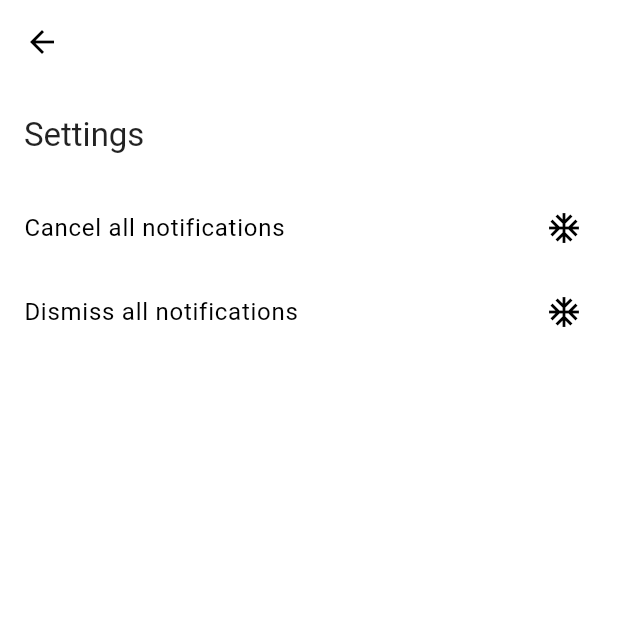
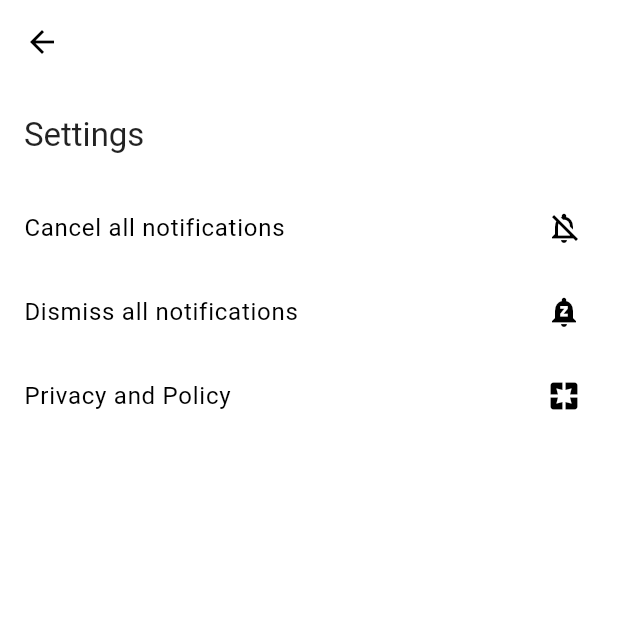
Before and after one commit to anasfik/ayati, a Flutter app: the HomeView screen opened directly, after a tap on the "settings" icon, on a phone screen of 412 x 824 dp, the top half of it. Run offline on Flutter 3.47's test engine with Material 2 defaults, Android fonts, the phone set to English and light mode, and no system bars; our stand-ins replace awesome_notifications, bloc, equatable, flutter_bloc, google_fonts, hive and 1 more; accounts and stored records are empty; Roboto replaces fonts that are missing (Amiri).

```diff
--- a/lib/data/local/base/base.dart
+++ b/lib/data/local/base/base.dart
@@ -6,6 +6,9 @@ abstract class LocalDatabaseBase {
   Future<void> init({
     required bool clearOn,
   });
+  String get ayatBoxName;
+  String get surahBoxName;
+
   Future save(String key, Surah value);
   Future saveSurah(String key, Surah value);
   dynamic get(String key);
--- a/lib/data/models/ayah.dart
+++ b/lib/data/models/ayah.dart
@@ -81,6 +81,6 @@ class Ayah extends Equatable {
       ];
 
   String customNotificationText() {
-    return '${numberInSurah.toString()} of 6236 in the Quran, Hizb $hizbQuarter';
+    return '${number.toString()} of 6236 in the Quran, Hizb $hizbQuarter';
   }
 }
--- a/lib/data/models/setting_item.dart
+++ b/lib/data/models/setting_item.dart
@@ -7,8 +7,8 @@ class SettingItem extends Equatable {
   final IconData icon;
   final String title;
   final VoidCallback onTap;
-  final String successText;
-  final String errorText;
+  final String? successText;
+  final String? errorText;
 
   const SettingItem({
     required this.icon,
--- a/lib/logic/cubit/settings_cubit.dart
+++ b/lib/logic/cubit/settings_cubit.dart
@@ -5,30 +5,42 @@ import 'package:flutter/material.dart';
 
 import '../../data/models/setting_item.dart';
 import '../../utils/notifications.dart';
+import '../../utils/strings.dart';
 
 part 'settings_state.dart';
 
 class SettingsCubit extends Cubit<SettingsState> {
-  List<SettingItem> get settingsItems => [
+  List<SettingItem> settingsItems({
+    required VoidCallback onPrivacyPolicyTap,
+  }) {
+    return [
       SettingItem(
-          icon: Icons.ac_unit,
-          title: "Cancel all notifications",
+        icon: Icons.notifications_off_outlined,
+        title: AppStrings.cancelAllNotifications,
         onTap: () {
           NotificationController.cancelService();
         },
-          successText: "",
-          errorText: "",
+        successText: AppStrings.cancelAllNotificationsSuccess,
+        errorText: AppStrings.cancelAllNotificationsError,
       ),
       SettingItem(
-          icon: Icons.ac_unit,
-          title: "Dismiss all notifications",
+        icon: Icons.notifications_paused,
+        title: AppStrings.dismissAllNotifications,
         onTap: () {
           NotificationController.dismissAllNotification();
         },
-          successText: "",
-          errorText: "",
+        successText: AppStrings.dismissAllNotificationsSuccess,
+        errorText: AppStrings.dismissAllNotificationsError,
+      ),
+      SettingItem(
+        icon: Icons.pages,
+        title: AppStrings.privacyPolicy,
+        onTap: onPrivacyPolicyTap,
+        successText: null,
+        errorText: null,
       ),
     ];
+  }
 
   SettingsCubit() : super(SettingsInitial());
 }
--- a/lib/main.dart
+++ b/lib/main.dart
@@ -9,22 +9,21 @@ import 'package:flutter/material.dart';
 import 'package:flutter_bloc/flutter_bloc.dart';
 import 'logic/ayat_fetcher/ayat_fetcher_cubit.dart';
 import 'presentation/notification_payload_receiver/notification_payload_receiver.dart';
+import 'utils/other.dart';
 import 'utils/routing_handler.dart';
 import 'utils/themes_handler.dart';
 
 void main() async {
   WidgetsFlutterBinding.ensureInitialized();
-
-  await LocalDatabase.instance.init(clearOn: false);
-
+  await LocalDatabase.instance.init(clearOn: kDebugMode);
   AppServiceCubit.init();
+  HttpOverrides.global = MyHttpOverrides();
 
   runApp(const MainApp());
 }
 
 class MainApp extends StatelessWidget {
-  static final GlobalKey<NavigatorState> navigatorKey =
-      GlobalKey<NavigatorState>();
+  static final navigatorKey = GlobalKey<NavigatorState>();
 
   const MainApp({super.key});
 
@@ -38,12 +37,11 @@ class MainApp extends StatelessWidget {
             create: (context) =>
                 AppServiceCubit(fetcherCubit: context.read<AyatFetcherCubit>()),
             child: MaterialApp(
-              // The navigator key is necessary to allow to navigate through static methods
               navigatorKey: navigatorKey,
               onGenerateRoute: NotificationController.onGenerateRoute,
               theme: ThemesHandler.light,
               routes: RoutingHandler.all,
-              initialRoute: RoutingHandler.initial,
+              initialRoute: RoutingPaths.initial,
             ),
           );
         },
@@ -51,12 +49,3 @@ class MainApp extends StatelessWidget {
     );
   }
 }
-
-class MyHttpOverrides extends HttpOverrides {
-  @override
-  HttpClient createHttpClient(SecurityContext? context) {
-    return super.createHttpClient(context)
-      ..badCertificateCallback =
-          (X509Certificate cert, String host, int port) => true;
-  }
-}
--- a/lib/presentation/home/main_service.dart
+++ b/lib/presentation/home/main_service.dart
@@ -14,7 +14,15 @@ class MainServiceSection extends StatelessWidget {
     return BlocBuilder<AppServiceCubit, AppServiceState>(
       builder: (context, state) {
         if (state.fetcherState.isLoadingForAyat) {
-          return const Center(child: CircularProgressIndicator());
+          return const Center(
+            child: SizedBox(
+              height: 20.0,
+              width: 20.0,
+              child: CircularProgressIndicator(
+                strokeWidth: 1,
+              ),
+            ),
+          );
         } else if (state.fetcherState.areAyahsSavedForLaterUse) {
           return const StartButton();
         } else if (state.fetcherState.error != null) {
--- a/lib/presentation/home/widgets/todo_box.dart
+++ b/lib/presentation/home/widgets/todo_box.dart
@@ -1,4 +1,5 @@
 import 'package:ayat_notifications/logic/app_service/app_service_cubit.dart';
+import 'package:ayat_notifications/utils/strings.dart';
 import 'package:flutter/material.dart';
 import 'package:flutter_bloc/flutter_bloc.dart';
 
@@ -27,21 +28,17 @@ class TodoBox extends StatelessWidget {
                 mainAxisAlignment: MainAxisAlignment.spaceBetween,
                 children: <Widget>[
                   Text(
-                    "Info",
-                    style: Theme.of(context).textTheme.titleLarge?.copyWith(
-                          fontWeight: FontWeight.bold,
-                        ),
+                    AppStrings.info,
+                    style: Theme.of(context)
+                        .textTheme
+                        .titleLarge
+                        ?.copyWith(fontWeight: FontWeight.bold),
                   ),
-                  const Icon(
-                    Icons.info_outline,
-                    size: 20,
-                  ),
+                  const Icon(Icons.info_outline, size: 20),
                 ],
               ),
               const SizedBox(height: 10),
-              const Text(
-                "For the very first app use, you will need to load the data from the internet that it will be used for the app service to work.",
-              ),
+              const Text(AppStrings.todoBoxText),
             ],
           ),
         );
--- a/lib/presentation/notification_payload_receiver/notification_payload_receiver.dart
+++ b/lib/presentation/notification_payload_receiver/notification_payload_receiver.dart
@@ -24,6 +24,7 @@ class NotificationPayloadReceiver extends StatelessWidget {
         receivedAction.payload!["currentAyah"]!,
       ),
     );
+
     return Scaffold(
       body: SizedBox(
         width: double.infinity,
--- a/lib/presentation/settings/settings.dart
+++ b/lib/presentation/settings/settings.dart
@@ -1,7 +1,9 @@
+import 'package:ayat_notifications/utils/strings.dart';
 import 'package:flutter/material.dart';
 import 'package:flutter_bloc/flutter_bloc.dart';
 
 import '../../logic/cubit/settings_cubit.dart';
+import '../../utils/routing_handler.dart';
 import '../general/section_title.dart';
 
 class Settings extends StatelessWidget {
@@ -17,6 +19,9 @@ class Settings extends StatelessWidget {
         builder: (context) {
           final cubit = context.read<SettingsCubit>();
 
+          final settingsItems = cubit.settingsItems(onPrivacyPolicyTap: () {
+            Navigator.of(context).pushNamed(RoutingPaths.privacy);
+          });
           return Scaffold(
             appBar: AppBar(),
             body: Column(
@@ -25,13 +30,13 @@ class Settings extends StatelessWidget {
                 const SizedBox(height: height * 2),
                 Container(
                   margin: const EdgeInsets.symmetric(horizontal: 16.0),
-                  child: const SectionTitle(title: "Settings"),
+                  child: const SectionTitle(title: AppStrings.settings),
                 ),
                 const SizedBox(height: height * 2),
                 ...List.generate(
-                  cubit.settingsItems.length,
+                  settingsItems.length,
                   (index) {
-                    final current = cubit.settingsItems[index];
+                    final current = settingsItems[index];
                     return ListTile(
                       onTap: current.onTap,
                       title: Text(current.title),
--- a/lib/utils/routing_handler.dart
+++ b/lib/utils/routing_handler.dart
@@ -1,21 +1,18 @@
 import 'package:flutter/material.dart';
 
 import '../presentation/home/home.dart';
+import '../presentation/notification_payload_receiver/notification_payload_receiver.dart';
+import '../presentation/privacy/privacy.dart';
 
 abstract class RoutingHandler {
-  static final initial = _RoutingPaths().initial;
   static final all = <String, Widget Function(BuildContext context)>{
-    initial: (context) => const HomeView(),
+    RoutingPaths.initial: (context) => const HomeView(),
+    RoutingPaths.privacy: (context) => const PrivacyAndPolicy(),
   };
 }
 
-class _RoutingPaths {
-  static _RoutingPaths _instance = _RoutingPaths._();
-
-  final initial = '/';
-  _RoutingPaths._();
-
-  factory _RoutingPaths() {
-    return _instance;
-  }
+abstract class RoutingPaths {
+  static const initial = '/';
+  static const notificationPage = '/notification-page';
+  static const privacy = '/privacy';
 }
--- /dev/null
+++ b/lib/utils/strings.dart
@@ -0,0 +1,17 @@
+import 'package:ayat_notifications/presentation/home/widgets/todo_box.dart';
+
+abstract class AppStrings {
+  static const cancelAllNotifications = "Cancel all notifications";
+  static const cancelAllNotificationsError =
+      "Error while cancelling all notifications";
+  static const cancelAllNotificationsSuccess = "All notifications cancelled";
+  static const dismissAllNotifications = "Dismiss all notifications";
+  static const dismissAllNotificationsError =
+      "Error while dismissing all notifications";
+  static const dismissAllNotificationsSuccess = "All notifications dismissed";
+  static const privacyPolicy = "Privacy and Policy";
+  static const settings = "Settings";
+  static const todoBoxText =
+      "For the very first app use, you will need to load the data from the internet that it will be used for the app serv;ce to work.";
+  static const info = "Info";
+}
```
Also changed, not shown: lib/data/local/local.dart (+22 -15 lines), lib/presentation/privacy/privacy.dart (added, +26 -0 lines), lib/utils/notifications.dart (+6 -6 lines), lib/utils/other.dart (added, +12 -0 lines). Lines whose indentation alone changed are shown as unchanged.
